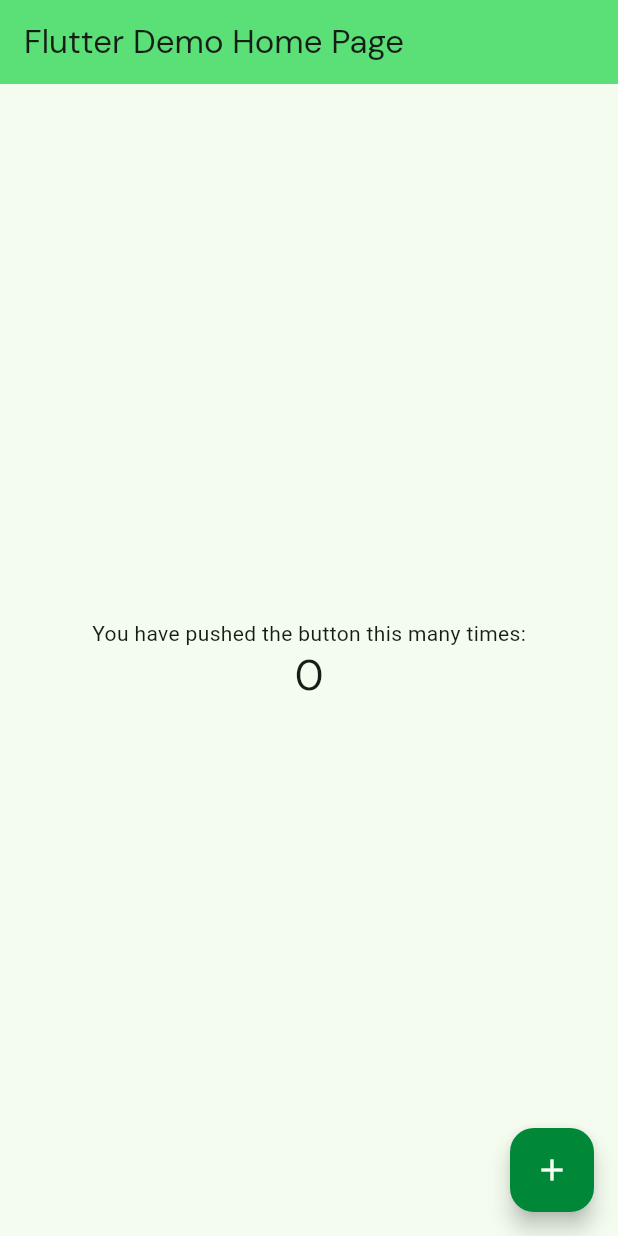
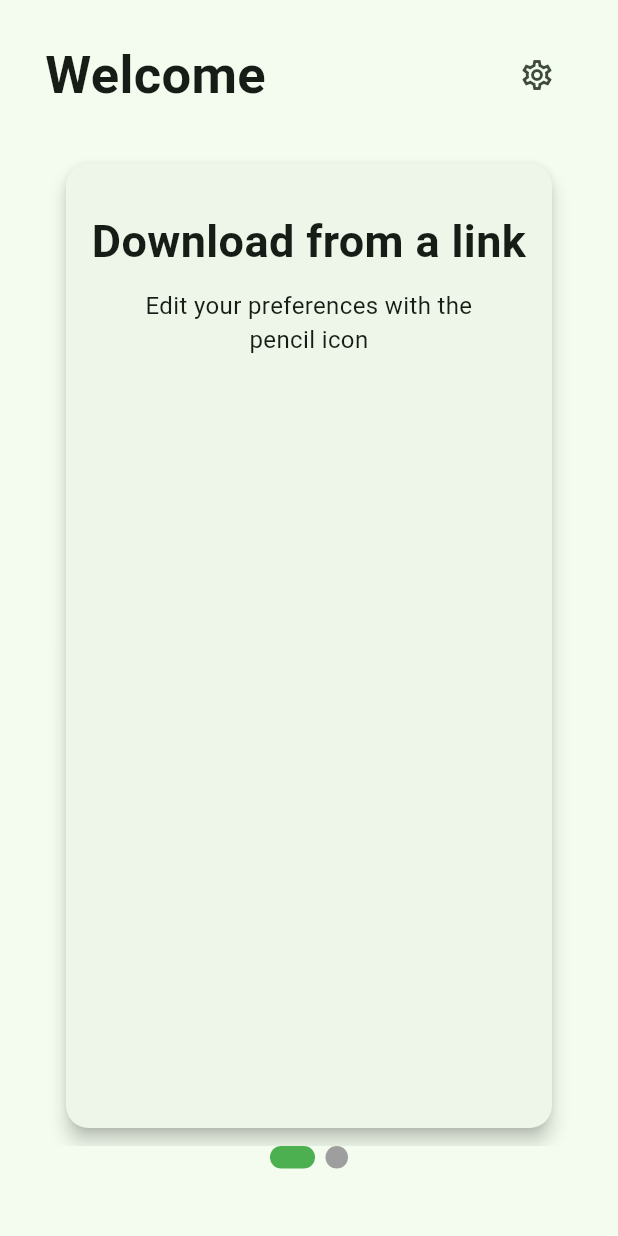
Before and after one commit to Hari-Patel1/Old-Yt-DlpGuiGrabber-Frontend, a Flutter app: the screen it shows after launch, on a phone screen of 412 x 824 dp. Run offline on Flutter 3.47's test engine with Material 3 defaults, Android fonts, the phone set to English and light mode, and no system bars; drawn by our look-alikes of smooth_page_indicator; our stand-ins replace google_fonts.

Commit message:
Merge remote-tracking branch 'origin/main'
# Conflicts:
#	lib/main.dart
#	macos/Flutter/GeneratedPluginRegistrant.swift
#	pubspec.lock
#	pubspec.yaml

```diff
--- /dev/null
+++ b/lib/elements/card_element.dart
@@ -0,0 +1,138 @@
+import 'package:flutter/material.dart';
+import 'package:smooth_page_indicator/smooth_page_indicator.dart';
+
+class CardView extends StatefulWidget {
+  const CardView({super.key});
+
+  @override
+  State<CardView> createState() => _CardViewState();
+}
+
+class _CardViewState extends State<CardView> {
+  final PageController _pageController = PageController();
+  final int _numPages = 2; // Example: 3 cards/pages
+
+  @override
+  void dispose() {
+    _pageController.dispose();
+    super.dispose();
+  }
+
+  @override
+  Widget build(BuildContext context) {
+    return Column(
+      children: [
+        Expanded(
+          child: PageView.builder(
+            controller: _pageController,
+            itemCount: _numPages,
+            itemBuilder: (context, index) {
+              // Each page of the PageView will be a Card
+              if (index == 0) {
+                return Padding(
+                  padding: const EdgeInsets.symmetric(
+                    horizontal: 10.0,
+                  ),
+                  child: Padding(
+                    padding: const EdgeInsets.only(bottom: 8.0),
+                    child: Card(
+                      elevation: 5, // Adds a shadow
+                      shape: const RoundedRectangleBorder(
+                        borderRadius: BorderRadius.all(
+                          Radius.circular(15.0),
+                        ), // Rounded corners
+                      ),
+                      child: Center(
+                        child: Column(
+                          children: [
+                            Padding(
+                              padding: const EdgeInsets.only(top: 30),
+                              child: Text(
+                                "Download from a link",
+                                textAlign: TextAlign.center,
+                                style: const TextStyle(
+                                  fontSize: 30,
+                                  fontWeight: FontWeight.bold,
+                                ),
+                              ),
+                            ),
+                            const SizedBox(height: 10),
+                            Padding(
+                              padding: const EdgeInsets.symmetric(horizontal: 30.0),
+                              child: Text(
+                                "Edit your preferences with the pencil icon",
+                                textAlign: TextAlign.center,
+                                style: const TextStyle(fontSize: 16),
+                              ),
+                            ),
+                          ],
+                        ),
+                      ),
+                    ),
+                  ),
+                );
+              } else {
+                return Padding(
+                  padding: const EdgeInsets.symmetric(
+                    horizontal: 10.0,
+                  ),
+                  child: Padding(
+                    padding: const EdgeInsets.only(bottom: 8.0),
+                    child: Card(
+                      elevation: 5, // Adds a shadow
+                      shape: const RoundedRectangleBorder(
+                        borderRadius: BorderRadius.all(
+                          Radius.circular(15.0),
+                        ), // Rounded corners
+                      ),
+                      child: Center(
+                        child: Column(
+                          children: [
+                            Padding(
+                              padding: const EdgeInsets.only(top: 30),
+                              child: Text(
+                                "Tag an existing download",
+                                textAlign: TextAlign.center,
+                                style: const TextStyle(
+                                  fontSize: 30,
+                                  fontWeight: FontWeight.bold,
+                                ),
+                              ),
+                            ),
+                            const SizedBox(height: 10),
+                            Padding(
+                              padding: const EdgeInsets.symmetric(horizontal: 30.0),
+                              child: Text(
+                                "Add a tag to an existing download (Audio only)",
+                                textAlign: TextAlign.center,
+                                style: const TextStyle(fontSize: 16),
+                              ),
+                            ),
+                          ],
+                        ),
+                      ),
+                    ),
+                  ),
+                );
+              }
+            },
+          ),
+        ),
+        // Dot indicator at the bottom
+        SmoothPageIndicator(
+          controller: _pageController,
+          count: _numPages,
+          effect: const ExpandingDotsEffect(
+            dotWidth: 15,
+            dotHeight: 15,
+            spacing: 7,
+            dotColor: Colors.grey,
+            activeDotColor: Colors.green,
+            expansionFactor: 2,
+          ),
+        ),
+        const SizedBox(height: 20),
+      ],
+    );
+  }
+}
--- /dev/null
+++ b/lib/home/home_page.dart
@@ -0,0 +1,44 @@
+import 'package:flutter/material.dart';
+
+import '../elements/card_element.dart';
+
+class HomePage extends StatelessWidget {
+  const HomePage({super.key});
+
+  @override
+  Widget build(BuildContext context) {
+    return Scaffold(
+      body: SafeArea(
+        child: Padding(
+          padding: const EdgeInsets.symmetric(horizontal: 30.0, vertical: 25.0),
+          child: Column(
+            children: [
+              Row(
+                children: [
+                  Text(
+                    "Welcome",
+                    style: const TextStyle(
+                      fontSize: 35.0,
+                      fontWeight: FontWeight.bold,
+                    ),
+                    textAlign: TextAlign.center,
+                  ),
+                  Expanded(
+                    child: Padding(padding: const EdgeInsets.only(left: 20.0)),
+                  ),
+                  IconButton(
+                    onPressed: () {},
+                    icon: const Icon(Icons.settings_outlined),
+                  ),
+                ],
+              ),
+              const SizedBox(height: 30.0),
+
+              Expanded(child: CardView()),
+            ],
+          ),
+        ),
+      ),
+    );
+  }
+}
--- a/lib/main.dart
+++ b/lib/main.dart
@@ -1,4 +1,5 @@
 import 'package:flutter/material.dart';
+import 'home/home_page.dart';
 import 'util.dart';
 import 'theme.dart';
 
@@ -21,84 +22,11 @@
     TextTheme textTheme = createTextTheme(context, "Roboto", "DM Sans");
 
     MaterialTheme theme = MaterialTheme(textTheme);
+
     return MaterialApp(
-      title: 'Flutter Demo',
       theme: brightness == Brightness.light ? theme.light() : theme.dark(),
-      home: const MyHomePage(title: 'Flutter Demo Home Page'),
+      home: const HomePage(),
+      debugShowCheckedModeBanner: false,
     );
   }
 }
-
-class MyHomePage extends StatefulWidget {
-  const MyHomePage({super.key, required this.title});
-
-  final String title;
-
-  @override
-  State<MyHomePage> createState() => _MyHomePageState();
-}
-
-class _MyHomePageState extends State<MyHomePage> {
-  int _counter = 0;
-
-  void _incrementCounter() {
-    setState(() {
-      _counter++;
-    });
-  }
-
-  @override
-  Widget build(BuildContext context) {
-    // This method is rerun every time setState is called, for instance as done
-    // by the _incrementCounter method above.
-    //
-    // The Flutter framework has been optimized to make rerunning build methods
-    // fast, so that you can just rebuild anything that needs updating rather
-    // than having to individually change instances of widgets.
-    return Scaffold(
-      appBar: AppBar(
-        // TRY THIS: Try changing the color here to a specific color (to
-        // Colors.amber, perhaps?) and trigger a hot reload to see the AppBar
-        // change color while the other colors stay the same.
-        backgroundColor: Theme.of(context).colorScheme.inversePrimary,
-        // Here we take the value from the MyHomePage object that was created by
-        // the App.build method, and use it to set our appbar title.
-        title: Text(widget.title),
-      ),
-      body: Center(
-        // Center is a layout widget. It takes a single child and positions it
-        // in the middle of the parent.
-        child: Column(
-          // Column is also a layout widget. It takes a list of children and
-          // arranges them vertically. By default, it sizes itself to fit its
-          // children horizontally, and tries to be as tall as its parent.
-          //
-          // Column has various properties to control how it sizes itself and
-          // how it positions its children. Here we use mainAxisAlignment to
-          // center the children vertically; the main axis here is the vertical
-          // axis because Columns are vertical (the cross axis would be
-          // horizontal).
-          //
-          // TRY THIS: Invoke "debug painting" (choose the "Toggle Debug Paint"
-          // action in the IDE, or press "p" in the console), to see the
-          // wireframe for each widget.
-          mainAxisAlignment: MainAxisAlignment.center,
-          children: <Widget>[
-            const Text(
-              'You have pushed the button this many times:',
-            ),
-            Text(
-              '$_counter',
-              style: Theme.of(context).textTheme.headlineMedium,
-            ),
-          ],
-        ),
-      ),
-      floatingActionButton: FloatingActionButton(
-        onPressed: _incrementCounter,
-        tooltip: 'Increment',
-        child: const Icon(Icons.add),
-      ), // This trailing comma makes auto-formatting nicer for build methods.
-    );
-  }
-}
--- a/pubspec.yaml
+++ b/pubspec.yaml
@@ -35,6 +35,7 @@
   # Use with the CupertinoIcons class for iOS style icons.
   cupertino_icons: ^1.0.8
   google_fonts: ^6.2.1
+  smooth_page_indicator: ^1.2.1
 
 dev_dependencies:
   flutter_test:
```
Also changed, not shown: lib/home/card.dart (added), pubspec.lock, 1 other file.
